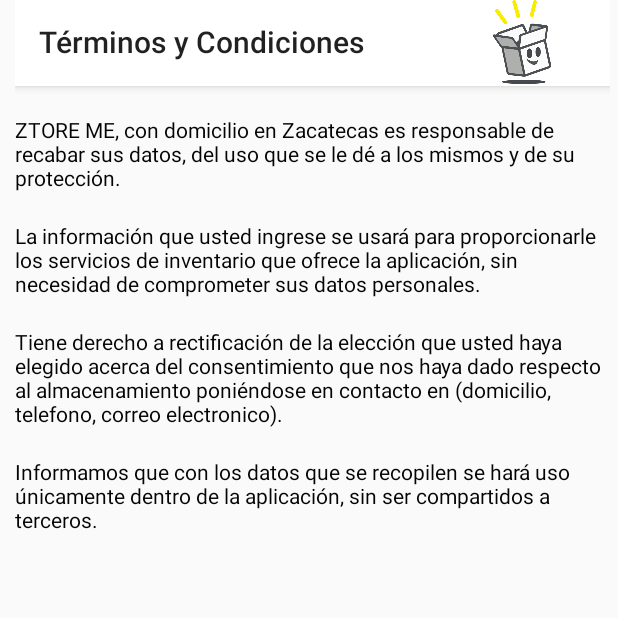
After one commit to SPEKTRE115/ZTOREME_1, an Android app: the ActivityTerminos screen opened directly, with no data from a screen before it, on a phone screen of 412 x 824 dp, the top half of it. The commit adds this screen. Run offline under Robolectric (Android 15) with nearby library versions, the phone set to English and light mode, and no system bars.

Commit message:
Términos y condiciones

```diff
--- /dev/null
+++ b/app/src/main/java/com/example/ztoreme_1/ActivityTerminos.kt
@@ -0,0 +1,11 @@
+package com.example.ztoreme_1
+
+import androidx.appcompat.app.AppCompatActivity
+import android.os.Bundle
+
+class ActivityTerminos : AppCompatActivity() {
+    override fun onCreate(savedInstanceState: Bundle?) {
+        super.onCreate(savedInstanceState)
+        setContentView(R.layout.activity_terminos)
+    }
+}
--- /dev/null
+++ b/app/src/main/res/layout/activity_terminos.xml
@@ -0,0 +1,114 @@
+<?xml version="1.0" encoding="utf-8"?>
+<androidx.constraintlayout.widget.ConstraintLayout xmlns:android="http://schemas.android.com/apk/res/android"
+    xmlns:app="http://schemas.android.com/apk/res-auto"
+    xmlns:tools="http://schemas.android.com/tools"
+    android:layout_width="match_parent"
+    android:layout_height="match_parent"
+    tools:context=".ActivityTerminos">
+
+    <LinearLayout
+        android:layout_width="match_parent"
+        android:layout_height="match_parent"
+        android:layout_marginStart="10dp"
+        android:layout_marginEnd="5dp"
+        android:orientation="vertical"
+        app:layout_constraintEnd_toEndOf="parent"
+        app:layout_constraintStart_toStartOf="parent">
+
+        <com.google.android.material.appbar.AppBarLayout
+            android:layout_width="match_parent"
+            android:layout_height="57dp"
+            android:background="#FFFFFF"
+            android:theme="@style/AppTheme.NoActionBar">
+
+            <LinearLayout
+                android:layout_width="match_parent"
+                android:layout_height="57dp"
+                android:orientation="horizontal">
+
+                <androidx.appcompat.widget.Toolbar
+                    android:id="@+id/toolbar2"
+                    android:layout_width="279dp"
+                    android:layout_height="wrap_content"
+                    android:background="#FFFFFF"
+                    android:textAlignment="center"
+                    android:visibility="visible"
+                    app:popupTheme="@style/AppTheme.NoActionBar"
+                    app:title="Términos y Condiciones"
+                    tools:visibility="visible" />
+
+                <ImageView
+                    android:id="@+id/imageView"
+                    android:layout_width="match_parent"
+                    android:layout_height="56dp"
+                    android:background="#FFFFFF"
+                    app:srcCompat="@drawable/logo_ztore" />
+            </LinearLayout>
+
+        </com.google.android.material.appbar.AppBarLayout>
+
+        <LinearLayout
+            android:layout_width="match_parent"
+            android:layout_height="match_parent"
+            android:orientation="vertical">
+
+            <TextView
+                android:id="@+id/textView13"
+                android:layout_width="match_parent"
+                android:layout_height="wrap_content" />
+
+            <TextView
+                android:id="@+id/textView"
+                android:layout_width="match_parent"
+                android:layout_height="wrap_content"
+                android:gravity="fill_horizontal|center_vertical"
+                android:text="ZTORE ME, con domicilio en Zacatecas es responsable de recabar sus datos, del uso que se le dé a los mismos y de su protección. "
+                android:textAlignment="gravity"
+                android:textColor="#040404" />
+
+            <TextView
+                android:id="@+id/textView7"
+                android:layout_width="match_parent"
+                android:layout_height="wrap_content" />
+
+            <TextView
+                android:id="@+id/textView8"
+                android:layout_width="match_parent"
+                android:layout_height="wrap_content"
+                android:gravity="fill_horizontal|center_vertical"
+                android:text="La información que usted ingrese se usará para proporcionarle los servicios de inventario que ofrece la aplicación, sin necesidad de comprometer sus datos personales."
+                android:textAlignment="gravity"
+                android:textColor="#040404" />
+
+            <TextView
+                android:id="@+id/textView9"
+                android:layout_width="match_parent"
+                android:layout_height="wrap_content" />
+
+            <TextView
+                android:id="@+id/textView10"
+                android:layout_width="match_parent"
+                android:layout_height="wrap_content"
+                android:gravity="fill_horizontal|center_vertical"
+                android:text="Tiene derecho a rectificación de la elección que usted haya elegido acerca del consentimiento que nos haya dado respecto al almacenamiento poniéndose en contacto en (domicilio, telefono, correo electronico)."
+                android:textAlignment="gravity"
+                android:textColor="#040404" />
+
+            <TextView
+                android:id="@+id/textView11"
+                android:layout_width="match_parent"
+                android:layout_height="wrap_content" />
+
+            <TextView
+                android:id="@+id/textView12"
+                android:layout_width="match_parent"
+                android:layout_height="wrap_content"
+                android:layout_gravity="center"
+                android:gravity="fill_horizontal|center_vertical"
+                android:text="Informamos que con los datos que se recopilen se hará uso únicamente dentro de la aplicación, sin ser compartidos a terceros."
+                android:textAlignment="gravity"
+                android:textColor="#040404" />
+        </LinearLayout>
+
+    </LinearLayout>
+</androidx.constraintlayout.widget.ConstraintLayout>
```
Also changed, not shown: app/src/main/AndroidManifest.xml (+20 -15 lines), app/src/main/java/com/example/ztoreme_1/MainActivity.kt (+11 -0 lines), app/src/main/res/layout/activity_main.xml (+15 -0 lines).
